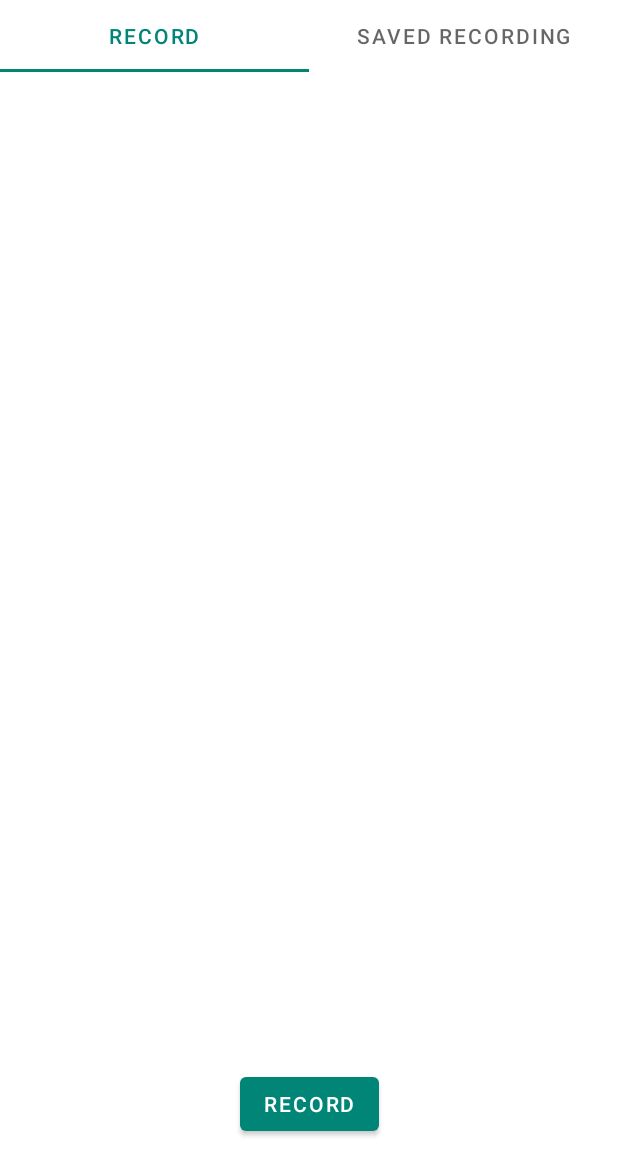
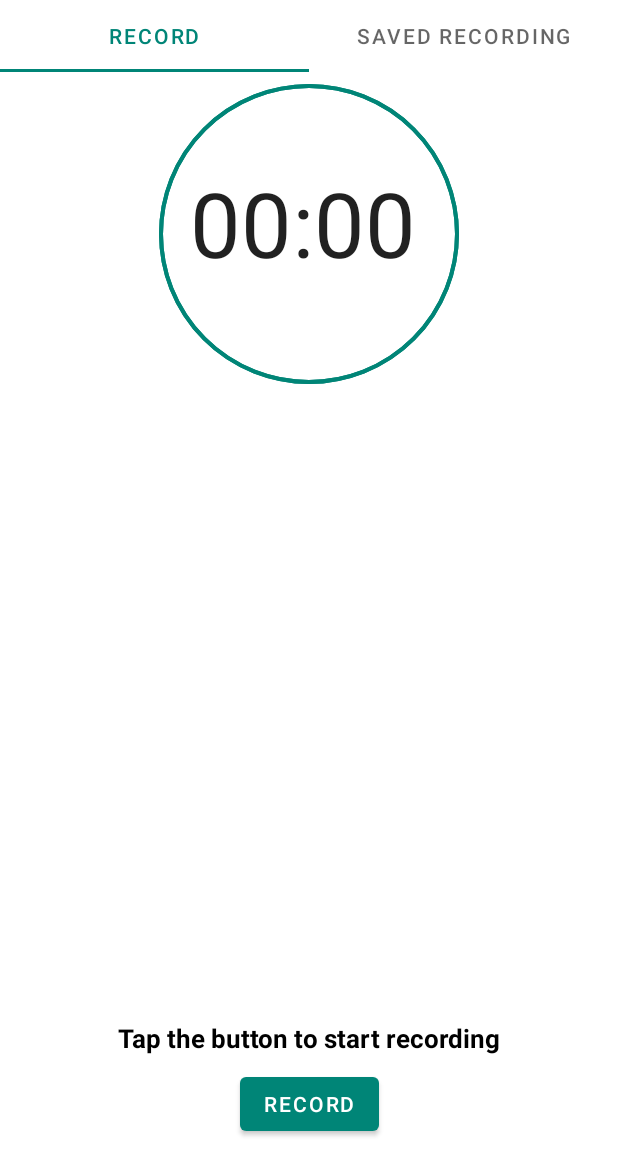
Before and after one commit to MiguelCrespo/SoundRecorderV2, an Android app: the screen it shows after launch (MainActivity), on a phone screen of 412 x 824 dp, the part 84-1236 px from its top. Run offline under Robolectric (Android 15) with nearby library versions, the phone set to English and light mode, and no system bars.

```diff
--- a/app/src/main/java/fragments/RecordTabFragment.kt
+++ b/app/src/main/java/fragments/RecordTabFragment.kt
@@ -1,13 +1,18 @@
 package fragments
 
 import android.content.Context
+import android.media.MediaRecorder
 import android.net.Uri
 import android.os.Bundle
+import android.os.Environment
+import android.util.Log
 import android.view.LayoutInflater
 import android.view.View
 import android.view.ViewGroup
 import androidx.fragment.app.Fragment
 import co.happydevelopers.soundrecorderv2.R
+import kotlinx.android.synthetic.main.fragment_record_tab.view.*
+import java.io.IOException
 
 
 /**
@@ -28,8 +33,34 @@ class RecordTabFragment : Fragment() {
 
     override fun onCreateView(inflater: LayoutInflater, container: ViewGroup?,
                               savedInstanceState: Bundle?): View? {
-        // Inflate the layout for this fragment
-        return inflater.inflate(R.layout.fragment_record_tab, container, false)
+        val v = inflater.inflate(R.layout.fragment_record_tab, container, false)
+
+        v.button_record_fragment_record.setOnClickListener {
+            startRecording()
+        }
+
+        return v
+    }
+
+    private fun startRecording() {
+        // Just testing what happens if I start to record an audio in the fragment and without permission
+        val fileName = Environment.getExternalStorageDirectory().absolutePath + "/ElMigue" + "Test"
+
+        val mediaRecorder = MediaRecorder()
+        mediaRecorder.setAudioChannels(1)
+        mediaRecorder.setAudioSource(MediaRecorder.AudioSource.MIC)
+        mediaRecorder.setOutputFormat(MediaRecorder.OutputFormat.MPEG_4)
+        mediaRecorder.setAudioEncoder(MediaRecorder.AudioEncoder.AAC)
+        mediaRecorder.setOutputFile(fileName)
+
+        try {
+            mediaRecorder.prepare();
+            mediaRecorder.start();
+
+        } catch (e: IOException) {
+            Log.e("ERROR", "prepare() failed");
+        }
+
     }
 
     override fun onAttach(context: Context) {
--- /dev/null
+++ b/app/src/main/res/drawable/record_progress_bar.xml
@@ -0,0 +1,7 @@
+<?xml version="1.0" encoding="utf-8"?>
+<shape
+    xmlns:android="http://schemas.android.com/apk/res/android"
+    android:shape="oval">
+    <stroke android:width="2.5dp" android:color="@color/colorPrimary" />
+    <size android:width="80dp" android:height="80dp"/>
+</shape>
--- a/app/src/main/res/layout/fragment_record_tab.xml
+++ b/app/src/main/res/layout/fragment_record_tab.xml
@@ -6,14 +6,59 @@
     android:layout_height="match_parent"
     tools:context="fragments.RecordTabFragment">
 
+    <ProgressBar
+        android:id="@+id/progressBar"
+        style="?android:attr/progressBarStyleHorizontal"
+        android:layout_width="200dp"
+        android:layout_height="200dp"
+        android:layout_marginStart="8dp"
+        android:layout_marginLeft="8dp"
+        android:layout_marginTop="8dp"
+        android:layout_marginEnd="8dp"
+        android:layout_marginRight="8dp"
+        android:background="@drawable/record_progress_bar"
+        android:indeterminate="false"
+        android:max="100"
+        android:progress="0"
+        android:progressDrawable="@drawable/record_progress_bar"
+        app:layout_constraintEnd_toEndOf="parent"
+        app:layout_constraintStart_toStartOf="parent"
+        app:layout_constraintTop_toTopOf="parent" />
+
+    <Chronometer
+        android:layout_width="wrap_content"
+        android:layout_height="wrap_content"
+        android:layout_marginTop="52dp"
+        android:layout_marginEnd="8dp"
+        android:layout_marginRight="8dp"
+        android:textSize="60sp"
+        app:layout_constraintEnd_toEndOf="@+id/progressBar"
+        app:layout_constraintStart_toStartOf="@+id/progressBar"
+        app:layout_constraintTop_toTopOf="@+id/progressBar" />
+
+    <TextView
+        android:layout_width="wrap_content"
+        android:layout_height="wrap_content"
+        android:layout_marginStart="8dp"
+        android:layout_marginLeft="8dp"
+        android:layout_marginEnd="8dp"
+        android:layout_marginRight="8dp"
+        android:layout_marginBottom="8dp"
+        android:text="Tap the button to start recording"
+        android:textColor="#000"
+        android:textSize="17sp"
+        android:textStyle="bold"
+        app:layout_constraintBottom_toTopOf="@+id/button_record_fragment_record"
+        app:layout_constraintEnd_toEndOf="parent"
+        app:layout_constraintStart_toStartOf="parent" />
 
     <Button
+        android:id="@+id/button_record_fragment_record"
         android:layout_width="wrap_content"
         android:layout_height="wrap_content"
         android:layout_marginBottom="8dp"
         android:text="Record"
         app:layout_constraintBottom_toBottomOf="parent"
         app:layout_constraintEnd_toEndOf="parent"
-        app:layout_constraintStart_toStartOf="parent"
-        tools:layout_editor_absoluteX="148dp" />
+        app:layout_constraintStart_toStartOf="parent" />
 </androidx.constraintlayout.widget.ConstraintLayout>
```
